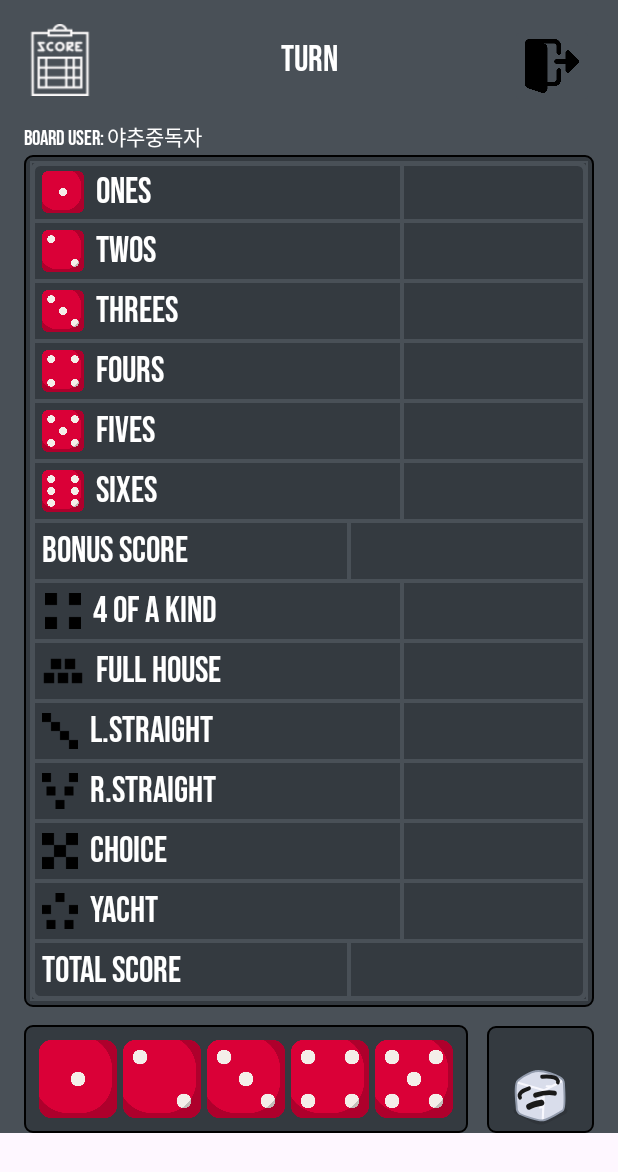
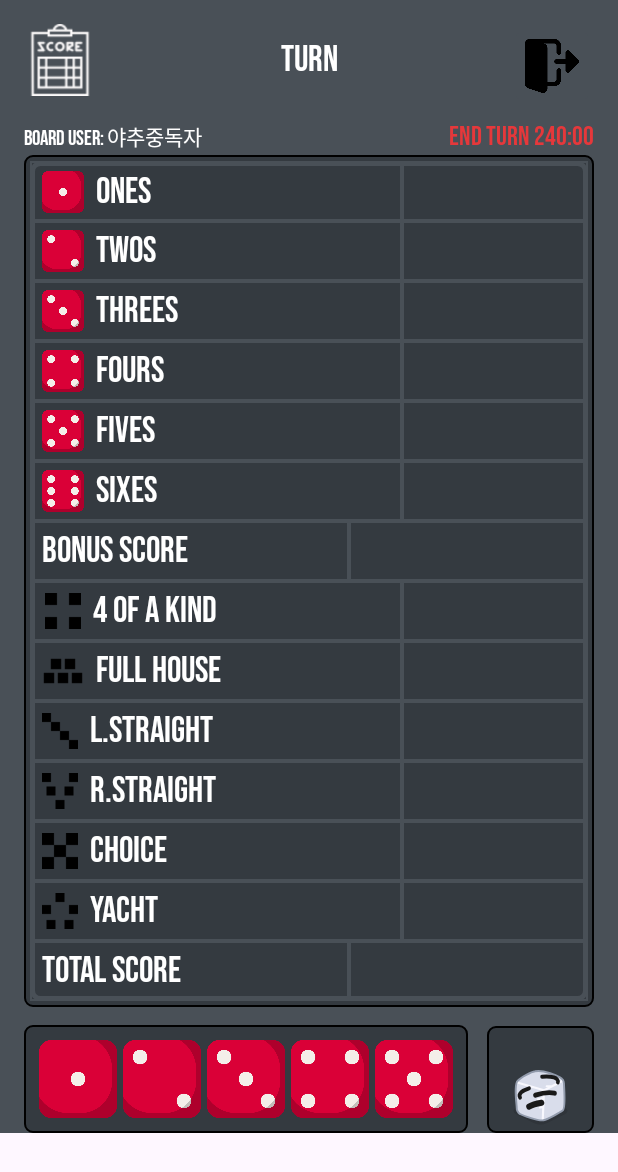
Before and after one commit to Glibrary-Source/Project_Yahtzee, an Android app: the layout fragment_play_room.xml on its own in the app's theme, with its tools: preview values and no code run, on a phone screen of 412 x 824 dp. Shown: the top 1172 px of the screen. Run offline under Robolectric (Android 15) with nearby library versions, the phone set to English and light mode, and no system bars.

Commit message:
feature/redesign

```diff
--- a/ProjectYahtzee/app/src/main/AndroidManifest.xml
+++ b/ProjectYahtzee/app/src/main/AndroidManifest.xml
@@ -14,8 +14,6 @@
         android:supportsRtl="true"
         android:theme="@style/Theme.ProjectYahtzee"
         tools:targetApi="31">
-        <service android:name=".PlayerDeleteService"
-            android:stopWithTask="false" />
         <activity
             android:name=".view.splash.SplashActivity"
             android:exported="true">
--- a/ProjectYahtzee/app/src/main/java/com/twproject/projectyahtzee/view/main/util/ScoreBoard.kt
+++ b/ProjectYahtzee/app/src/main/java/com/twproject/projectyahtzee/view/main/util/ScoreBoard.kt
@@ -33,7 +33,6 @@ class ScoreBoard(
     private val bonusScore = mutableListOf<Int>()
     private val bonusList = listOf("ones", "twos", "threes", "fours", "fives", "sixes")
     private var bonusFirst = true
-    private val auth = FirebaseAuth.getInstance()
 
     fun setScoreList(score: List<Int>) {
         scoreList = score
--- a/ProjectYahtzee/app/src/main/res/layout/fragment_play_room.xml
+++ b/ProjectYahtzee/app/src/main/res/layout/fragment_play_room.xml
@@ -91,6 +91,18 @@
             style="@style/MyTextViewStyle"
             app:layout_constraintTop_toBottomOf="@id/cs_play_room_player"
             app:layout_constraintStart_toStartOf="@id/cs_play_room_board" />
+
+        <TextView
+            android:id="@+id/text_score_board1_end_time"
+            android:layout_width="wrap_content"
+            android:layout_height="wrap_content"
+            android:textSize="18dp"
+            tools:text="End Turn 240:00"
+            android:textColor="@color/timer_red"
+            android:layout_marginTop="8dp"
+            style="@style/MyTextViewStyle"
+            app:layout_constraintTop_toBottomOf="@id/cs_play_room_player"
+            app:layout_constraintEnd_toEndOf="@id/cs_play_room_board" />
 
         <androidx.constraintlayout.widget.ConstraintLayout
             android:id="@+id/cs_play_room_board"
--- a/ProjectYahtzee/app/src/main/res/values/colors.xml
+++ b/ProjectYahtzee/app/src/main/res/values/colors.xml
@@ -6,4 +6,5 @@
     <color name="colorPrimaryDark">#343A40</color>
     <color name="hintYellow">#ffe223</color>
     <color name="colorListItemBG">#66727e</color>
+    <color name="timer_red">#e5383b</color>
 </resources>
```
Also changed, not shown: ProjectYahtzee/app/src/main/java/com/twproject/projectyahtzee/view/main/FragmentPlayRoom.kt (+72 -37 lines).
